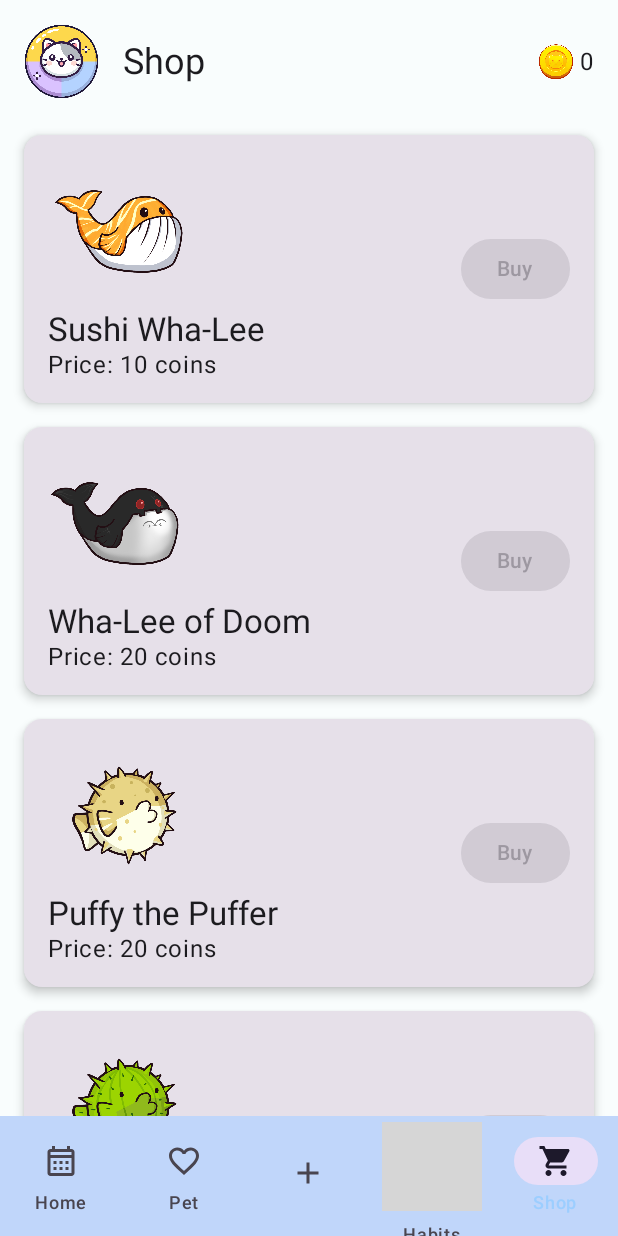
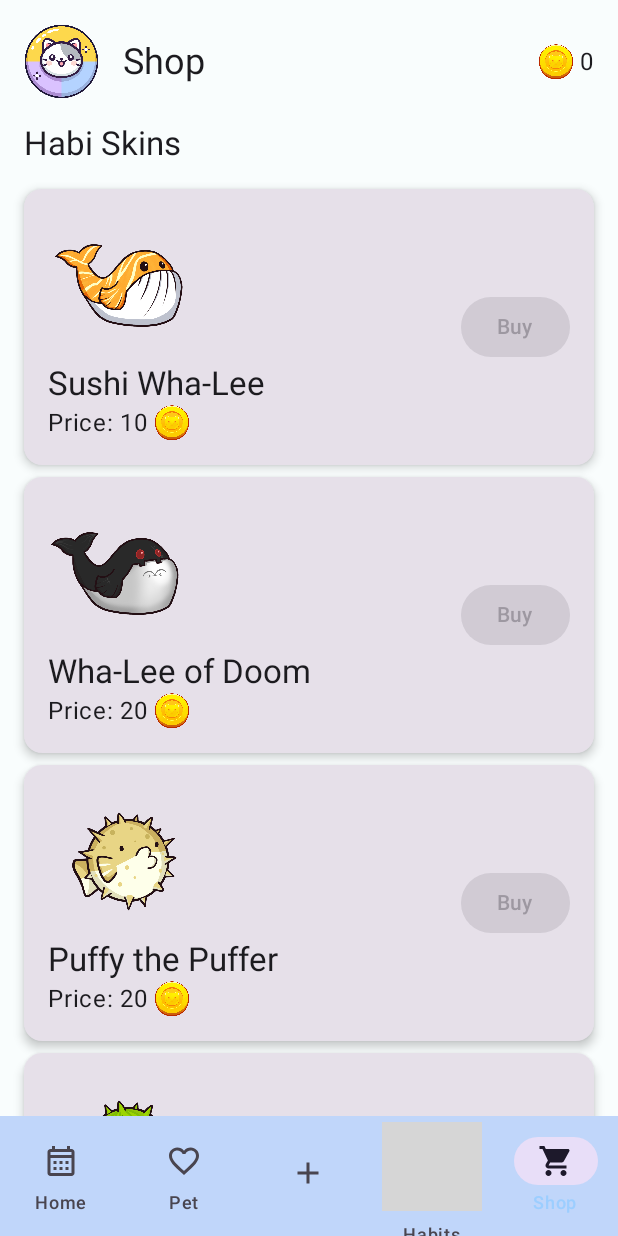
Before and after one commit to Alyra07/HabiPet-CCL3, an Android app built with Jetpack Compose: the ShopScreen screen opened through its navigation route, item 5 of the bottom bar chosen, on a phone screen of 412 x 824 dp. Run offline under Robolectric (Android 15) with nearby library versions, the light colour scheme and no system bars; our stand-ins replace Room's generated code; grey boxes are pictures that could not be loaded.

Commit message:
ShopScreen sections

```diff
--- a/app/src/main/java/at/ccl3/habipet/components/BottomNavBar.kt
+++ b/app/src/main/java/at/ccl3/habipet/components/BottomNavBar.kt
@@ -11,6 +11,7 @@ import androidx.navigation.compose.currentBackStackEntryAsState
 import androidx.compose.material.icons.Icons
 import androidx.compose.material.icons.outlined.*
 import androidx.compose.material.icons.filled.*
+import androidx.compose.ui.graphics.vector.ImageVector
 import androidx.compose.ui.res.painterResource
 import at.ccl3.habipet.R
 
@@ -52,6 +53,7 @@ fun BottomNavBar(navController: NavController) {
                             }
                         }
                     },
+                    // show icon label for all items except "add habit"
                     label = { if (!item.isSpecial) { Text(text = item.label) } },
                     selected = isSelected,
                     onClick = { navController.navigate(item.route) },
@@ -62,11 +64,13 @@ fun BottomNavBar(navController: NavController) {
     }
 }
 
+// icons for bottom nav bar
 sealed class BottomNavIcon {
-    data class DrawableResource(val id: Int) : BottomNavIcon()
-    data class ImageVectorIcon(val imageVector: androidx.compose.ui.graphics.vector.ImageVector) : BottomNavIcon()
+    data class DrawableResource(val id: Int) : BottomNavIcon() // icon from /res/drawable
+    data class ImageVectorIcon(val imageVector: ImageVector) : BottomNavIcon() // Material icons
 }
 
+// Single item in BottomNavBar
 data class BottomNavItem(
     val route: String,
     val label: String,
--- a/app/src/main/java/at/ccl3/habipet/components/ShopItemCard.kt
+++ b/app/src/main/java/at/ccl3/habipet/components/ShopItemCard.kt
@@ -4,9 +4,12 @@ import androidx.compose.foundation.Image
 import androidx.compose.foundation.layout.Arrangement
 import androidx.compose.foundation.layout.Column
 import androidx.compose.foundation.layout.Row
+import androidx.compose.foundation.layout.Spacer
 import androidx.compose.foundation.layout.fillMaxWidth
+import androidx.compose.foundation.layout.height
 import androidx.compose.foundation.layout.padding
 import androidx.compose.foundation.layout.size
+import androidx.compose.foundation.layout.width
 import androidx.compose.material3.Button
 import androidx.compose.material3.Card
 import androidx.compose.material3.CardDefaults
@@ -18,6 +21,7 @@ import androidx.compose.ui.Alignment
 import androidx.compose.ui.Modifier
 import androidx.compose.ui.res.painterResource
 import androidx.compose.ui.unit.dp
+import at.ccl3.habipet.R
 import at.ccl3.habipet.util.PetImageUtil
 import at.ccl3.habipet.viewmodels.PetViewModel
 import at.ccl3.habipet.views.ShopItem
@@ -33,8 +37,7 @@ fun ShopItemCard(
 
     Card(
         modifier = Modifier
-            .fillMaxWidth()
-            .padding(vertical = 8.dp),
+            .fillMaxWidth(),
         elevation = CardDefaults.cardElevation(defaultElevation = 4.dp),
     ) {
         Row(
@@ -58,9 +61,18 @@ fun ShopItemCard(
                     contentDescription = "Shop Item ${shopItem.tag}",
                     modifier = Modifier.size(100.dp)
                 )
+
                 // ITEM NAME & PRICE
                 Text(text = shopItem.tag, style = MaterialTheme.typography.titleLarge)
-                Text(text = "Price: ${shopItem.price} coins", style = MaterialTheme.typography.bodyLarge)
+                Row (verticalAlignment = Alignment.CenterVertically) {
+                    Text(text = "Price: ${shopItem.price}", style = MaterialTheme.typography.bodyLarge)
+                    Spacer(modifier = Modifier.width(4.dp))
+                    Image( // coin icon
+                        painter = painterResource(id = R.drawable.coin_icon),
+                        contentDescription = "Coins",
+                        modifier = Modifier.size(24.dp)
+                    )
+                }
             }
 
             // BUY BUTTON
@@ -78,4 +90,5 @@ fun ShopItemCard(
             }
         }
     }
+    Spacer(modifier = Modifier.height(8.dp)) // spacing between cards
 }
--- a/app/src/main/java/at/ccl3/habipet/viewmodels/PetViewModel.kt
+++ b/app/src/main/java/at/ccl3/habipet/viewmodels/PetViewModel.kt
@@ -36,7 +36,7 @@ class PetViewModel(private val repository: PetStatsRepository) : ViewModel() {
         }
     }
 
-    // BUY SHOP ITEM
+    // BUY SHOP ITEM (skins & habitats)
     fun buyShopItem(id: Int, shopItem: ShopItem) {
         viewModelScope.launch {
             val currentStats = repository.getPetStats(id).firstOrNull()
--- a/app/src/main/java/at/ccl3/habipet/views/HomeScreen.kt
+++ b/app/src/main/java/at/ccl3/habipet/views/HomeScreen.kt
@@ -37,7 +37,7 @@ fun HomeScreen(navController: NavController, habitViewModel: HabitViewModel, pet
             modifier = Modifier.padding(horizontal = 16.dp),
         ) {
             item { // COMPLETE HABITS SECTION
-                Text(text = "Complete Habit", style = MaterialTheme.typography.headlineSmall)
+                Text(text = "Complete Habit", style = MaterialTheme.typography.titleLarge)
                 Spacer(modifier = Modifier.height(8.dp))
             }
             // Display habits to be completed with completion countdown
@@ -47,7 +47,7 @@ fun HomeScreen(navController: NavController, habitViewModel: HabitViewModel, pet
 
             item { // RECENT HABITS SECTION
                 Text(
-                    text = "Recent Habits", style = MaterialTheme.typography.headlineSmall
+                    text = "Recent Habits", style = MaterialTheme.typography.titleLarge
                 )
                 Spacer(modifier = Modifier.height(8.dp))
             }
--- a/app/src/main/java/at/ccl3/habipet/views/ShopScreen.kt
+++ b/app/src/main/java/at/ccl3/habipet/views/ShopScreen.kt
@@ -1,10 +1,14 @@
 package at.ccl3.habipet.views
 
 import androidx.compose.foundation.layout.Column
+import androidx.compose.foundation.layout.Spacer
 import androidx.compose.foundation.layout.fillMaxSize
+import androidx.compose.foundation.layout.height
 import androidx.compose.foundation.layout.padding
 import androidx.compose.foundation.lazy.LazyColumn
 import androidx.compose.foundation.lazy.items
+import androidx.compose.material3.MaterialTheme
+import androidx.compose.material3.Text
 import androidx.compose.runtime.Composable
 import androidx.compose.runtime.collectAsState
 import androidx.compose.ui.Modifier
@@ -23,34 +27,36 @@ fun ShopScreen(navController: NavController, petViewModel: PetViewModel) {
 
     // ALL SHOP ITEMS
     val shopItems = listOf(
-        // SKINS
         ShopItem(tag = "Sushi Wha-Lee", price = 10, type = "skin"),
         ShopItem(tag = "Wha-Lee of Doom", price = 20, type = "skin"),
         ShopItem(tag = "Puffy the Puffer", price = 20, type = "skin"),
         ShopItem(tag = "Puffy the Cactus", price = 20, type = "skin"),
         ShopItem(tag = "Poké Puff", price = 100, type = "skin"),
-        // HABITATS
         ShopItem(tag = "Blue Ocean", price = 100, type = "habitat"),
         // More items... :)
     )
+
+    // Filter shop items by type
+    val skinItems = shopItems.filter { it.type == "skin" }
+    val habitatItems = shopItems.filter { it.type == "habitat" }
 
     Column(modifier = Modifier.fillMaxSize()) {
         TopHeaderBar(headingText = "Shop", navController = navController, petViewModel = petViewModel)
 
         LazyColumn(modifier = Modifier.padding(horizontal = 16.dp)) {
-            items(shopItems) { item ->
-                // Check if item is owned or affordable
-                val isOwned = when (item.type) {
-                    "skin" -> petStats?.ownedSkins?.contains(item.tag) ?: false
-                    "habitat" -> petStats?.ownedHabitats?.contains(item.tag) ?: false
-                    else -> false
-                }
-                val isAffordable = when (item.type) {
-                    "skin" -> (petStats?.coins ?: 0) >= item.price
-                    "habitat" -> (petStats?.coins ?: 0) >= item.price
-                    else -> false
-                }
-                // Single ShopItemCard with buy button
+            // SKINS SECTION
+            item {
+                Text(
+                    text = "Habi Skins",
+                    style = MaterialTheme.typography.titleLarge,
+                    modifier = Modifier.padding(bottom = 16.dp)
+                )
+            }
+            items(skinItems) { item ->
+                // Check if skin is owned and if it's affordable
+                val isOwned = petStats?.ownedSkins?.contains(item.tag) ?: false
+                val isAffordable = (petStats?.coins ?: 0) >= item.price
+                // Single skin Shop Item Card
                 ShopItemCard(
                     shopItem = item,
                     viewModel = petViewModel,
@@ -61,9 +67,40 @@ fun ShopScreen(navController: NavController, petViewModel: PetViewModel) {
                             }
                         }
                     },
-                    // disable buy button if item is already owned or not affordable
+                    // disable buy button if owned or not affordable
                     isBuyDisabled = isOwned || !isAffordable
                 )
+            }
+
+            // HABITATS SECTION
+            item {
+                Text(
+                    text = "Habitats",
+                    style = MaterialTheme.typography.titleLarge,
+                    modifier = Modifier.padding(vertical = 16.dp)
+                )
+            }
+            items(habitatItems) { item ->
+                // Check if habitat is owned and if it's affordable
+                val isOwned = petStats?.ownedHabitats?.contains(item.tag) ?: false
+                val isAffordable = (petStats?.coins ?: 0) >= item.price
+                // Single habitat Shop Item Card
+                ShopItemCard(
+                    shopItem = item,
+                    viewModel = petViewModel,
+                    onBuyClick = { shopItem ->
+                        petStats?.let { stats ->
+                            if (isAffordable && !isOwned) {
+                                petViewModel.buyShopItem(stats.id, shopItem)
+                            }
+                        }
+                    },
+                    // disable buy button if owned or not affordable
+                    isBuyDisabled = isOwned || !isAffordable
+                )
+            }
+            item {
+                Spacer(modifier = Modifier.height(8.dp)) // spacing bottom screen
             }
         }
     }
--- a/app/src/main/java/at/ccl3/habipet/views/SkinSelectorMenu.kt
+++ b/app/src/main/java/at/ccl3/habipet/views/SkinSelectorMenu.kt
@@ -61,10 +61,10 @@ fun SkinSelectorMenu(navController: NavController, viewModel: PetViewModel) {
                             // Get the correct image resource from PetImageUtil based on skin tag
                             painter = painterResource(id = PetImageUtil.getSkinImageResource(skinTag)),
                             contentDescription = skinTag,
-                            modifier = Modifier.size(68.dp)
+                            modifier = Modifier.size(90.dp)
                         )
                         Spacer(modifier = Modifier.width(8.dp))
-                        Text(text = skinTag)
+                        Text(text = skinTag, style = MaterialTheme.typography.bodyLarge)
                     }
                 }
             }
@@ -89,10 +89,10 @@ fun SkinSelectorMenu(navController: NavController, viewModel: PetViewModel) {
                             // Get the correct image resource from PetImageUtil based on habitat chosen
                             painter = painterResource(id = PetImageUtil.getHabitatImageResource(habitatItem)),
                             contentDescription = habitatItem,
-                            modifier = Modifier.size(68.dp)
+                            modifier = Modifier.size(100.dp)
                         )
                         Spacer(modifier = Modifier.width(8.dp))
-                        Text(text = habitatItem)
+                        Text(text = habitatItem, style = MaterialTheme.typography.bodyLarge)
                     }
                 }
             }
```
